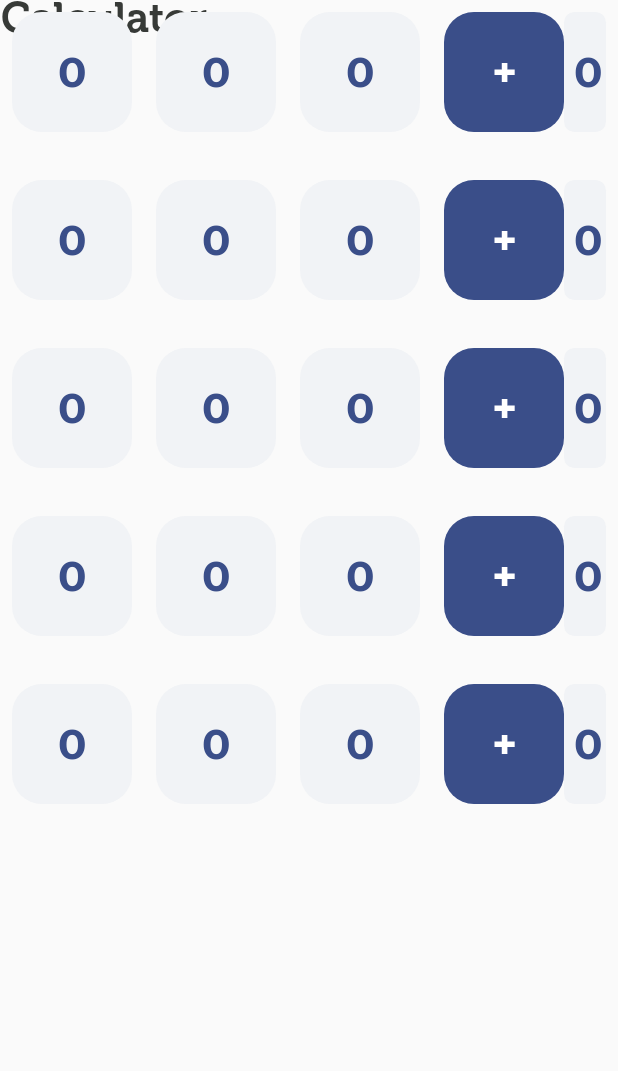
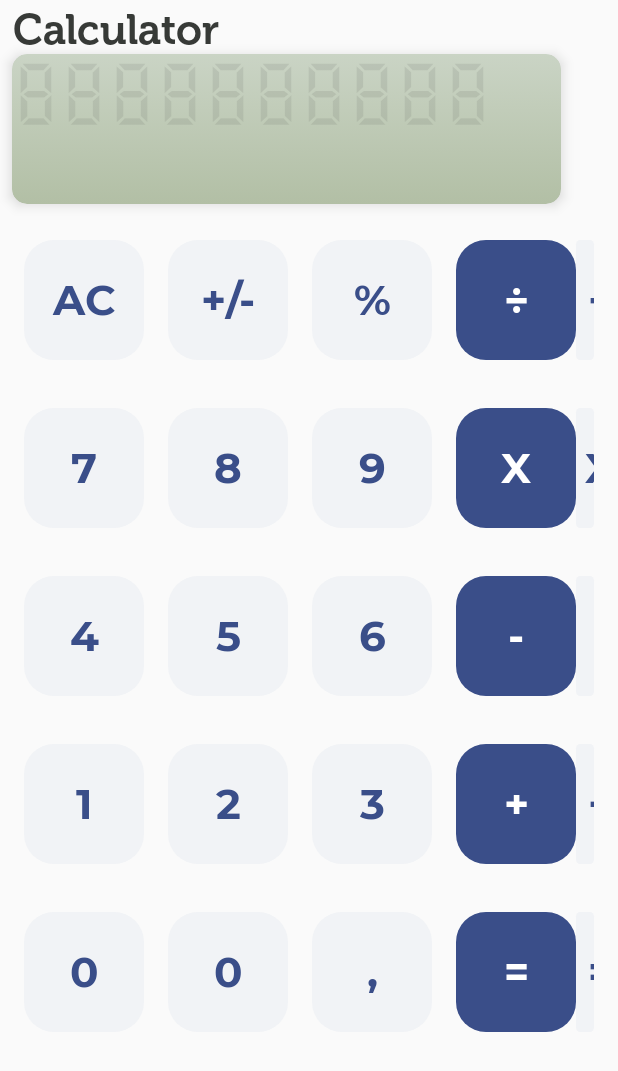
Before and after one commit to lnstnkv/Calculator-MAD, an Android app built with Jetpack Compose: the screen it shows after launch (MainActivity), on a phone screen of 412 x 824 dp. Shown: the top 1071 px of the screen. Run offline under Robolectric (Android 15) with nearby library versions, the phone set to English and light mode, and no system bars.

Commit message:
add input and display names of buttons

```diff
--- a/app/src/main/java/com/example/mad_calculator/MainActivity.kt
+++ b/app/src/main/java/com/example/mad_calculator/MainActivity.kt
@@ -3,6 +3,7 @@ package com.example.mad_calculator
 import android.os.Bundle
 import androidx.activity.ComponentActivity
 import androidx.activity.compose.setContent
+import androidx.compose.foundation.background
 import androidx.compose.foundation.layout.*
 import androidx.compose.foundation.shape.RoundedCornerShape
 import androidx.compose.material.*
@@ -10,6 +11,9 @@ import androidx.compose.material.ButtonDefaults.buttonColors
 
 import androidx.compose.runtime.Composable
 import androidx.compose.ui.Modifier
+import androidx.compose.ui.draw.clip
+import androidx.compose.ui.draw.shadow
+import androidx.compose.ui.graphics.Brush
 import androidx.compose.ui.tooling.preview.Preview
 import androidx.compose.ui.unit.dp
 import com.example.mad_calculator.ui.theme.*
@@ -19,24 +23,54 @@ class MainActivity : ComponentActivity() {
         super.onCreate(savedInstanceState)
         setContent {
             MADCalculatorTheme {
-                NameApp()
-                TableButtons()
+                Column(Modifier.padding(8.dp)) {
+                    NameApp()
+                    Input()
+                    TableButtons()
+                }
             }
         }
     }
 }
 
 @Composable
+fun Input() {
+    val gradient = Brush.verticalGradient(colors = listOf(BlackGreen, LightGreen))
+    Box(
+        modifier = Modifier
+            .size(366.dp, 100.dp)
+            .shadow(
+                elevation = 5.dp,
+                shape = RoundedCornerShape(10.dp),
+                true,
+                BorderInput,
+                BorderInput
+            )
+            .clip(RoundedCornerShape(10.dp))
+            .background(gradient)
+    ) {
+        Text(text = "8888888888", style = TextInputStyle)
+    }
+}
+
+@Composable
 fun NameApp() {
-    Text(text = "Calculator",style = TextNameStyle)
+    Text(text = "Calculator", style = TextNameStyle)
 }
 
 @Composable
 fun TableButtons() {
     Spacer(modifier = Modifier.height(16.dp))
+    val namesButtons = listOf(
+        listOf("AC", "+/-", "%", "÷"),
+        listOf("7", "8", "9", "X"),
+        listOf("4", "5", "6", "-"),
+        listOf("1", "2", "3", "+"),
+        listOf("0","0", ",", "=")
+    )
     Column() {
-        for (j in 0..4) {
-            RowButton()
+        for (row in namesButtons) {
+            RowButton(row)
             Spacer(modifier = Modifier.height(16.dp))
         }
     }
@@ -44,7 +78,7 @@ fun TableButtons() {
 }
 
 @Composable
-fun RowButton() {
+fun RowButton(namesButtons: List<String>) {
     Row(
         Modifier
             .padding(8.dp)
@@ -52,9 +86,9 @@ fun RowButton() {
     ) {
         for (i in 0..3) {
             if (i == 3) {
-                MathOperationSignsButton()
+                MathOperationSignsButton(namesButtons[i])
             }
-            WhiteButton()
+            WhiteButton(namesButtons[i])
             Spacer(modifier = Modifier.width(16.dp))
         }
     }
@@ -62,7 +96,7 @@ fun RowButton() {
 
 
 @Composable
-fun WhiteButton() {
+fun WhiteButton(s: String) {
     Button(
         onClick = {
 
@@ -74,12 +108,12 @@ fun WhiteButton() {
             .width(80.dp)
             .height(80.dp)
     ) {
-        Text(text = "0", style = TextWhiteButtonStyle)
+        Text(text = s, style = TextWhiteButtonStyle)
     }
 }
 
 @Composable
-fun MathOperationSignsButton() {
+fun MathOperationSignsButton(s: String) {
     Button(
         onClick = {
 
@@ -91,7 +125,7 @@ fun MathOperationSignsButton() {
             .width(80.dp)
             .height(80.dp)
     ) {
-        Text(text = "+", style = TexBlueButtonStyle)
+        Text(text = s, style = TexBlueButtonStyle)
     }
 }
 
@@ -100,6 +134,6 @@ fun MathOperationSignsButton() {
 @Composable
 fun DefaultPreview() {
     MADCalculatorTheme {
-        TableButtons()
+        Input()
     }
 }
--- a/app/src/main/java/com/example/mad_calculator/ui/theme/Color.kt
+++ b/app/src/main/java/com/example/mad_calculator/ui/theme/Color.kt
@@ -9,3 +9,6 @@ val Teal200 = Color(0xFF03DAC5)
 val WhiteDefault = Color(0xFFF1F3F6)
 val Blue = Color(0xFF3A4E89)
 val BlackName = Color(0xFF373A37)
+val BlackGreen= Color(0xFFCAD4C5)
+val LightGreen= Color(0xFFB2BFA5)
+val BorderInput= Color(0xFF373A37)
--- a/app/src/main/java/com/example/mad_calculator/ui/theme/Styles.kt
+++ b/app/src/main/java/com/example/mad_calculator/ui/theme/Styles.kt
@@ -24,3 +24,11 @@ val TextNameStyle = TextStyle(
     fontSize = 28.sp,
     textAlign = TextAlign.Center
 )
+
+val TextInputStyle = TextStyle(
+    color = BlackName.copy(alpha = 0.1f),
+    fontFamily = DigitalNumbers,
+    fontSize = 40.sp,
+    textAlign = TextAlign.Center
+
+)
```
Also changed, not shown: app/src/main/java/com/example/mad_calculator/ui/theme/Shadow.kt (added).
